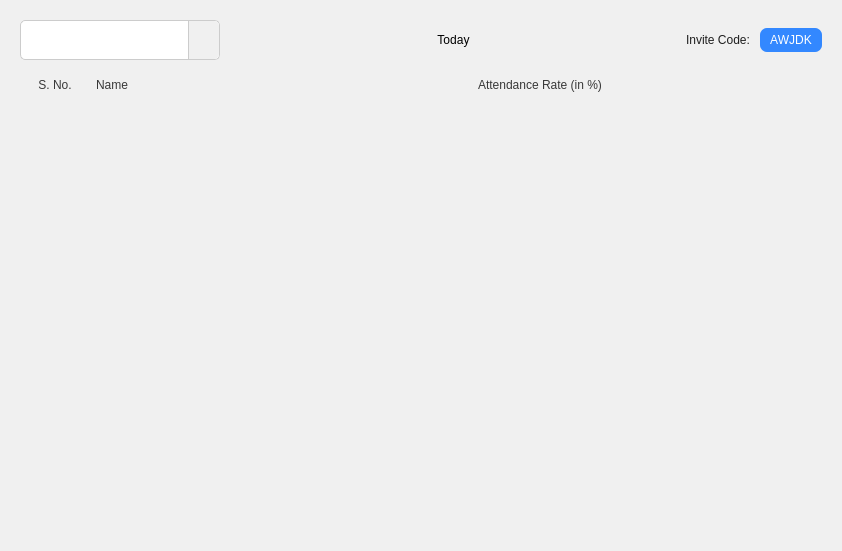
Old version of the form ui/QTFiles/attendance.ui in the repository fizzycoding/Attendance-Management-System--College.
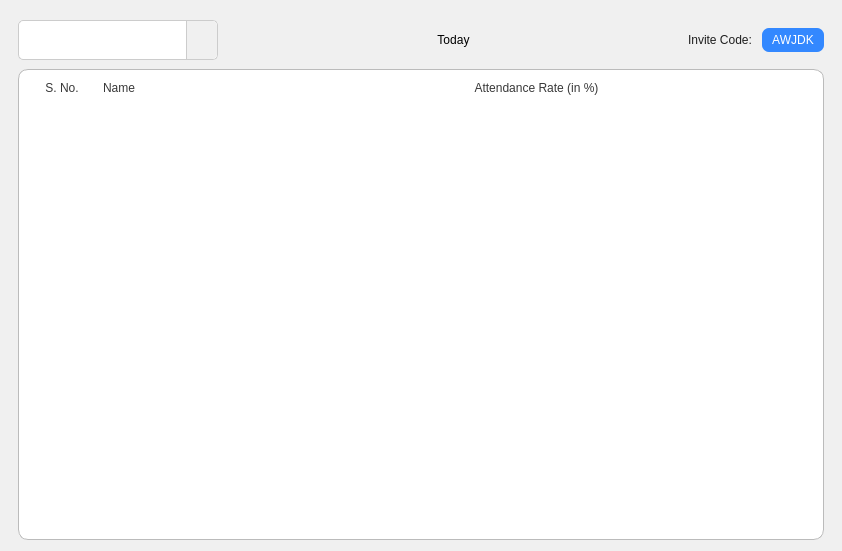
New version of the form. The open tabs and pages were chosen to show the change. Icons and pictures are not drawn.

```diff
--- a/ui/QTFiles/attendance.ui
+++ b/ui/QTFiles/attendance.ui
@@ -26,6 +26,12 @@
    <property name="spacing">
     <number>0</number>
    </property>
+   <property name="leftMargin">
+    <number>18</number>
+   </property>
+   <property name="rightMargin">
+    <number>18</number>
+   </property>
    <item>
     <widget class="QWidget" name="widget" native="true">
      <property name="sizePolicy">
@@ -39,6 +45,15 @@
 border:none</string>
      </property>
      <layout class="QHBoxLayout" name="horizontalLayout_2">
+      <property name="leftMargin">
+       <number>0</number>
+      </property>
+      <property name="rightMargin">
+       <number>0</number>
+      </property>
+      <property name="bottomMargin">
+       <number>9</number>
+      </property>
       <item>
        <widget class="QComboBox" name="dropdown_classes">
         <property name="minimumSize">
@@ -319,6 +334,11 @@
       </layout>
      </widget>
      <widget class="QWidget" name="all_student">
+      <property name="styleSheet">
+       <string notr="true">
+#all_student{background-color: rgb(255, 255, 255);
+border:1px solid rgb(187, 187, 187); border-radius: 10px}</string>
+      </property>
       <layout class="QVBoxLayout" name="verticalLayout_3">
        <property name="leftMargin">
         <number>0</number>
@@ -355,10 +375,10 @@
          </property>
          <layout class="QHBoxLayout" name="horizontalLayout">
           <property name="topMargin">
-           <number>9</number>
+           <number>12</number>
           </property>
           <property name="bottomMargin">
-           <number>0</number>
+           <number>9</number>
           </property>
           <item>
            <widget class="QLabel" name="label_3">
@@ -452,8 +472,8 @@
            <rect>
             <x>0</x>
             <y>0</y>
-            <width>100</width>
-            <height>30</height>
+            <width>806</width>
+            <height>432</height>
            </rect>
           </property>
           <layout class="QVBoxLayout" name="studentsLayout" stretch="0">
@@ -461,16 +481,16 @@
             <number>0</number>
            </property>
            <property name="leftMargin">
-            <number>9</number>
+            <number>0</number>
            </property>
            <property name="topMargin">
-            <number>4</number>
+            <number>0</number>
            </property>
            <property name="rightMargin">
-            <number>9</number>
+            <number>0</number>
            </property>
            <property name="bottomMargin">
-            <number>9</number>
+            <number>0</number>
            </property>
            <item>
             <spacer name="verticalSpacer">
```
Left out of the diff: 2 changed lines with no effect on the pictures.
